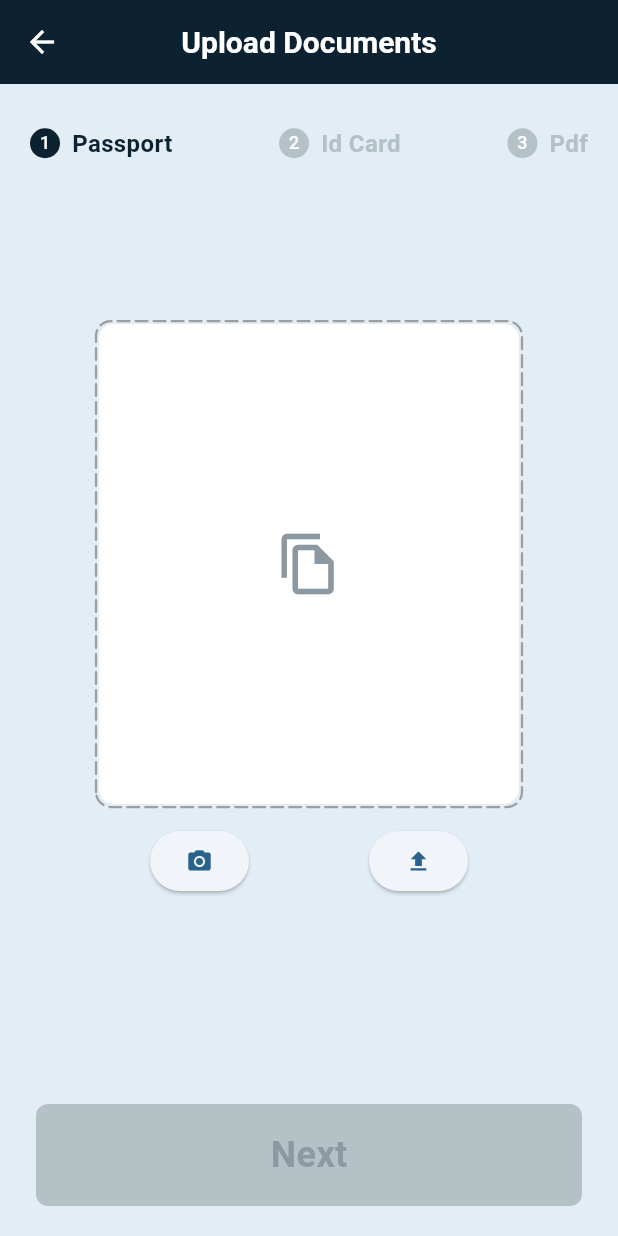
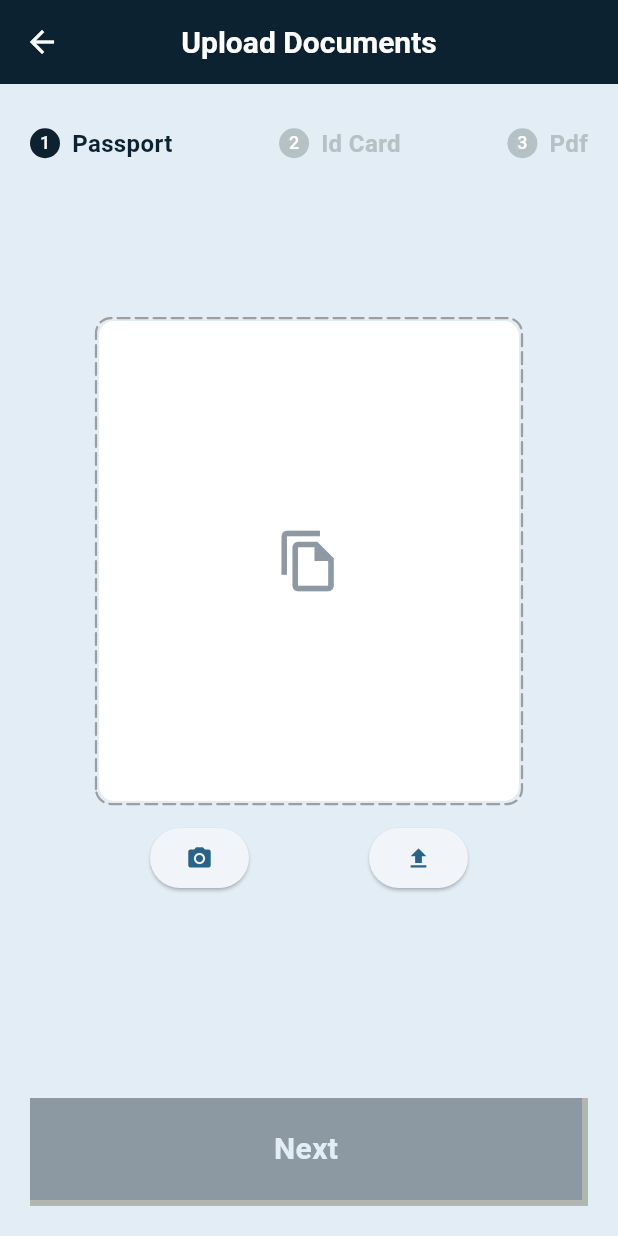
Before and after one commit to riyan-dcosta/ai_application_dct, a Flutter app: the screen it shows after launch, after a tap on "OCR", on a phone screen of 412 x 824 dp. Run offline on Flutter 3.47's test engine with Material 2 defaults, Android fonts, the phone set to English and light mode, and no system bars; drawn by our look-alikes of dotted_border; our stand-ins replace auto_route, camera, file_picker, flutter_riverpod, freezed_annotation, riverpod_annotation and 1 more; missing offline and left inert: camerawesome, circular_progress_bar_with_lines, flutter_pdfview, google_mlkit_face_detection, pigeon; generated files the repository leaves out were written again.

Commit message:
code improvements

```diff
--- a/lib/core/common/widgets/custom_button.dart
+++ b/lib/core/common/widgets/custom_button.dart
@@ -1,3 +1,4 @@
+import 'package:ai_application_dct/core/constants/colors.dart';
 import 'package:flutter/material.dart';
 
 class CustomButton extends StatefulWidget {
@@ -7,10 +8,12 @@ class CustomButton extends StatefulWidget {
   final double? height;
   final double? width;
   final VoidCallback onPressed;
+  final bool isEnabled;
 
   const CustomButton({
     required this.label,
     required this.onPressed,
+    this.isEnabled = true,
     this.padding,
     this.margin,
     this.height,
@@ -52,30 +55,37 @@ class _CustomButtonState extends State<CustomButton> {
         width: widget.width,
         height: widget.height ?? 68,
         decoration: BoxDecoration(
-          color: Color(0xFF0D2231),
+          color: widget.isEnabled ? AppColor.accentColor : AppColor.grey,
           boxShadow: isPressed
               ? []
               : [
                   BoxShadow(
-                    color: Color(0xFF53D46B),
+                    color:
+                        widget.isEnabled ? AppColor.emeraldGreen : AppColor.mud,
                     offset: Offset(4, 4),
-                  )
+                  ),
+                  BoxShadow(
+                    color:
+                        widget.isEnabled ? AppColor.emeraldGreen : AppColor.mud,
+                    offset: Offset(0, 4),
+                  ),
+                  BoxShadow(
+                    color:
+                        widget.isEnabled ? AppColor.emeraldGreen : AppColor.mud,
+                    offset: Offset(4, 0),
+                  ),
                 ],
         ),
         child: Center(
           child: Text(
             widget.label,
             style: TextStyle(
-                fontWeight: FontWeight.w700,
-                fontSize: 20,
-                color: Colors.white,
-                shadows: [
-                  Shadow(
-                    color: Colors.black.withOpacity(0.4),
-                    offset: Offset(2, 1),
-                    blurRadius: 2,
-                  )
-                ]),
+              fontWeight: FontWeight.w700,
+              fontSize: 20,
+              color: widget.isEnabled
+                  ? AppColor.white
+                  : AppColor.scaffoldBackgroundColor,
+            ),
           ),
         ),
       ),
--- a/lib/features/ocr/presentation/pages/doc_upload_page.dart
+++ b/lib/features/ocr/presentation/pages/doc_upload_page.dart
@@ -44,19 +44,16 @@ class DocUploadPage extends ConsumerWidget {
                     UploadProgressBar(
                       stepName: 'Passport',
                       stepNum: 1,
-                      isCurrent: 1 <= ref.watch(pageViewIndexProvider),
                       listenTo: passportUploadStatusProvider,
                     ),
                     UploadProgressBar(
                       stepName: 'Id Card',
                       stepNum: 2,
-                      isCurrent: 2 <= ref.watch(pageViewIndexProvider),
                       listenTo: idCardUploadStatusProvider,
                     ),
                     UploadProgressBar(
                       stepName: 'Pdf',
                       stepNum: 3,
-                      isCurrent: 3 <= ref.watch(pageViewIndexProvider),
                       listenTo: pdfUploadStatusProvider,
                     ),
                   ],
--- a/lib/features/ocr/presentation/widgets/next_or_continue_btn.dart
+++ /dev/null
@@ -1,41 +0,0 @@
-import 'package:ai_application_dct/core/constants/colors.dart';
-import 'package:flutter/material.dart';
-
-class NextOrContinueBtn extends StatelessWidget {
-  final String label;
-  final VoidCallback? onTap;
-  final bool isEnabled;
-
-  const NextOrContinueBtn(
-      {super.key,
-      required this.label,
-      required this.onTap,
-      required this.isEnabled});
-
-  @override
-  Widget build(BuildContext context) {
-    return InkWell(
-      onTap: onTap,
-      child: Container(
-        margin: EdgeInsets.symmetric(horizontal: 4),
-        padding: EdgeInsets.all(16),
-        constraints: BoxConstraints(maxWidth: 400),
-        height: 68,
-        decoration: BoxDecoration(
-          color: isEnabled ? AppColor.accentColor : AppColor.submarineBlue,
-          borderRadius: BorderRadius.circular(8),
-        ),
-        child: Center(
-          child: Text(
-            label,
-            style: TextStyle(
-              fontWeight: FontWeight.w700,
-              fontSize: 24,
-              color: isEnabled ? AppColor.white : AppColor.grey,
-            ),
-          ),
-        ),
-      ),
-    );
-  }
-}
--- a/lib/features/ocr/presentation/widgets/upload_doc_pageview.dart
+++ b/lib/features/ocr/presentation/widgets/upload_doc_pageview.dart
@@ -37,23 +37,11 @@ class _UploadDocPageViewState extends State<UploadDocPageView> {
         physics: const NeverScrollableScrollPhysics(),
         children: [
           UploadDocWidget(
-            onTappingNext: () {
-              ref.read(pageViewIndexProvider.notifier).state = 2;
-              _pageController.nextPage(
-                duration: Duration(milliseconds: 500),
-                curve: Curves.ease,
-              );
-            },
+            onTappingNext: () => goToNextPage(ref),
             listenToStatusOf: passportUploadStatusProvider,
           ),
           UploadDocWidget(
-            onTappingNext: () {
-              ref.read(pageViewIndexProvider.notifier).state = 3;
-              _pageController.nextPage(
-                duration: Duration(milliseconds: 500),
-                curve: Curves.ease,
-              );
-            },
+            onTappingNext: () => goToNextPage(ref),
             listenToStatusOf: idCardUploadStatusProvider,
           ),
           UploadDocWidget(
@@ -66,4 +54,16 @@ class _UploadDocPageViewState extends State<UploadDocPageView> {
       );
     });
   }
+
+  void goToNextPage(WidgetRef ref) {
+    _pageController
+        .nextPage(
+          duration: const Duration(milliseconds: 500),
+          curve: Curves.ease,
+        )
+        .then(
+          (_) => ref.read(pageViewIndexProvider.notifier).state =
+              _pageController.page!.toInt() + 1,
+        );
+  }
 }
--- a/lib/features/ocr/presentation/widgets/upload_doc_widget.dart
+++ b/lib/features/ocr/presentation/widgets/upload_doc_widget.dart
@@ -1,7 +1,7 @@
 import 'dart:io';
 
+import 'package:ai_application_dct/core/common/widgets/custom_button.dart';
 import 'package:ai_application_dct/core/constants/colors.dart';
-import 'package:ai_application_dct/features/ocr/presentation/widgets/next_or_continue_btn.dart';
 import 'package:dotted_border/dotted_border.dart';
 import 'package:file_picker/file_picker.dart';
 import 'package:flutter/material.dart';
@@ -103,16 +103,15 @@ class _UploadDocWidgetState extends State<UploadDocWidget> {
             ),
           ),
         ),
-        Consumer(
-          builder: (context, ref, _) {
-            bool isEnabled = ref.watch(widget.listenToStatusOf);
-            return NextOrContinueBtn(
-              label: "Next",
-              onTap: isEnabled ? widget.onTappingNext : null,
-              isEnabled: isEnabled,
-            );
-          },
-        ),
+        Consumer(builder: (context, ref, _) {
+          bool isEnabled = ref.watch(widget.listenToStatusOf);
+          return CustomButton(
+            label: "Next",
+            margin: EdgeInsets.only(bottom: 4, right: 4),
+            onPressed: isEnabled ? widget.onTappingNext : () {},
+            isEnabled: isEnabled,
+          );
+        }),
       ],
     );
   }
--- a/lib/features/ocr/presentation/widgets/upload_progress_ bar.dart
+++ b/lib/features/ocr/presentation/widgets/upload_progress_ bar.dart
@@ -1,28 +1,28 @@
 import 'package:ai_application_dct/core/constants/colors.dart';
+import 'package:ai_application_dct/features/ocr/presentation/widgets/upload_doc_pageview.dart';
 import 'package:flutter/material.dart';
 import 'package:flutter_riverpod/flutter_riverpod.dart';
 
-class UploadProgressBar extends StatelessWidget {
+class UploadProgressBar extends ConsumerWidget {
   final String stepName;
   final int stepNum;
-  final bool isCurrent;
   final StateProvider<bool> listenTo;
 
   const UploadProgressBar({
     super.key,
     required this.stepName,
     required this.stepNum,
-    required this.isCurrent,
     required this.listenTo,
   });
 
   @override
-  Widget build(BuildContext context) {
+  Widget build(BuildContext context, WidgetRef ref) {
+    bool isDone = ref.watch(listenTo);
+    bool isCurrent = stepNum <= ref.watch(pageViewIndexProvider);
+
     return Row(
       children: [
-        Consumer(builder: (context, ref, _) {
-          bool isDone = ref.watch(listenTo);
-          return CircleAvatar(
+        CircleAvatar(
           radius: 10,
           backgroundColor: isDone
               ? AppColor.emeraldGreen
@@ -42,8 +42,7 @@ class UploadProgressBar extends StatelessWidget {
                     fontSize: 12,
                   ),
                 ),
-          );
-        }),
+        ),
         SizedBox(width: 8),
         Text(
           stepName,
```
Lines whose indentation alone changed are shown as unchanged.
